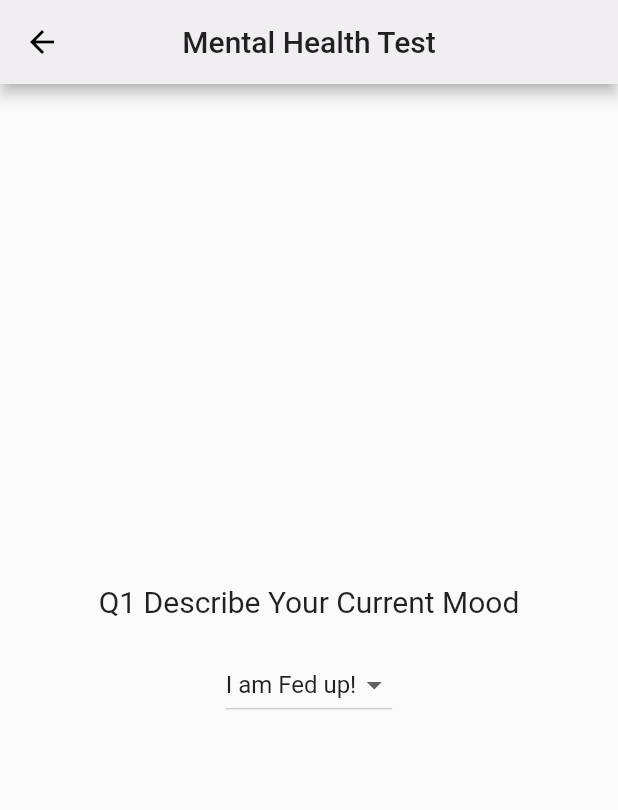
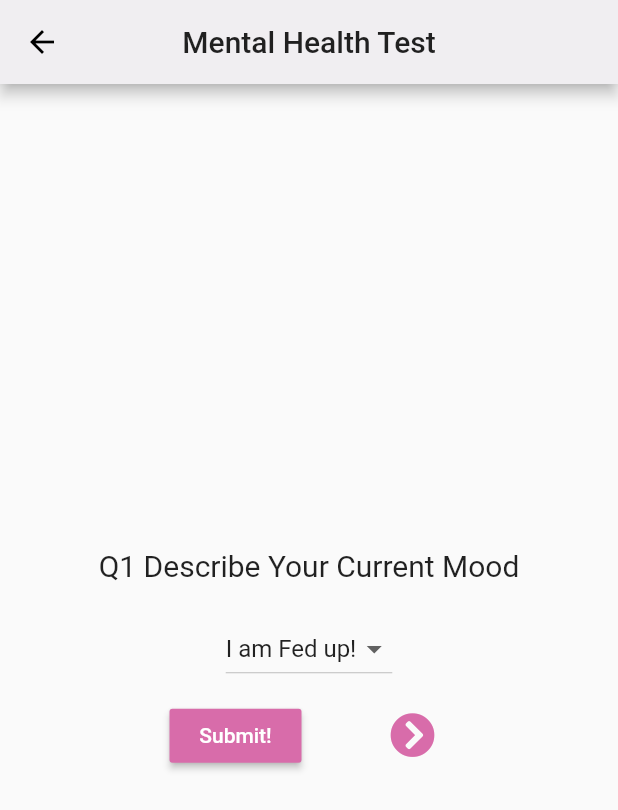
Before and after one commit to Harmanjit14/RAISE-Hack4She2020, a Flutter app: the HealthTest screen opened by its route, on a phone screen of 412 x 824 dp. Shown: the top 810 px of the screen. Run offline on Flutter 3.47's test engine with Material 2 defaults, Android fonts, the phone set to English and light mode, and no system bars; our stand-ins replace animated_text_kit, flutter_spinkit, font_awesome_flutter, geolocator, google_fonts, graphql and 3 more; missing offline and left inert: hasura_connect, iqplayer, permissions_plugin; accounts and stored records are empty.

Commit message:
aunga hi nahi

```diff
--- a/lib/testH.dart
+++ b/lib/testH.dart
@@ -1,12 +1,14 @@
+import 'package:RAISE/colorFile.dart';
 import 'package:RAISE/data.dart';
 import 'package:flutter/material.dart';
+import 'package:font_awesome_flutter/font_awesome_flutter.dart';
 
 class HealthTest extends StatefulWidget {
   @override
   _HealthTestState createState() => _HealthTestState();
 }
 
-class _HealthTestState extends State<HealthTest> {
+class _HealthTestState extends State<HealthTest> with ColorFile {
   retItems() {
     switch (i) {
       case 0:
@@ -81,7 +83,28 @@ class _HealthTestState extends State<HealthTest> {
                   setState(() {});
                 }),
             SizedBox(height: 10),
-
+            Row(
+              mainAxisAlignment: MainAxisAlignment.center,
+              children: [
+                RaisedButton(
+                  onPressed: () {},
+                  child: Text(
+                    "Submit!",
+                    style: TextStyle(color: Colors.white),
+                  ),
+                  color: deepPink,
+                ),
+                SizedBox(width: 50),
+                IconButton(
+                    iconSize: 30,
+                    color: deepPink,
+                    icon: Icon(FontAwesomeIcons.chevronCircleRight),
+                    onPressed: () {
+                      i = (i + 1) % 4;
+                      setState(() {});
+                    })
+              ],
+            )
           ],
         )),
       ),
```
